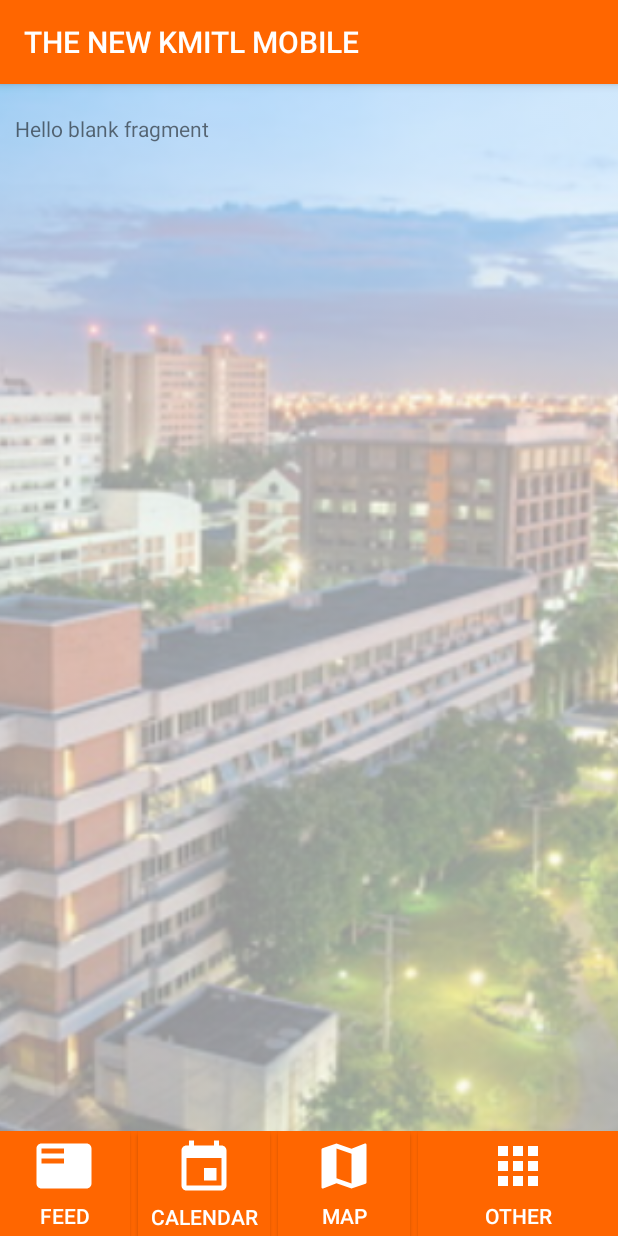
After one commit to wirunpong-j/The-New-KMITL, an Android app: the ContainerFragment screen opened directly, with no data from a screen before it, on a phone screen of 412 x 824 dp. The commit adds this screen. Run offline under Robolectric (Android 15) with nearby library versions, the phone set to English and light mode, and no system bars.

Commit message:
add feed, calendar, map, other and fragment

```diff
--- a/TheNewKMITL/app/build.gradle
+++ b/TheNewKMITL/app/build.gradle
@@ -26,5 +26,6 @@ dependencies {
     })
     compile 'com.android.support:appcompat-v7:26.+'
     compile 'com.android.support.constraint:constraint-layout:1.0.2'
+    compile 'com.android.support:support-v4:26.+'
     testCompile 'junit:junit:4.12'
 }
--- a/TheNewKMITL/app/src/main/AndroidManifest.xml
+++ b/TheNewKMITL/app/src/main/AndroidManifest.xml
@@ -16,6 +16,7 @@
                 <category android:name="android.intent.category.LAUNCHER" />
             </intent-filter>
         </activity>
+        <activity android:name=".HomeActivity"></activity>
     </application>
 
 </manifest>
--- /dev/null
+++ b/TheNewKMITL/app/src/main/java/lab/bellkung/thenewkmitl/ContainerFragment.java
@@ -0,0 +1,29 @@
+package lab.bellkung.thenewkmitl;
+
+
+import android.os.Bundle;
+import android.support.v4.app.Fragment;
+import android.view.LayoutInflater;
+import android.view.View;
+import android.view.ViewGroup;
+
+
+/**
+ * A simple {@link Fragment} subclass.
+ */
+public class ContainerFragment extends Fragment {
+
+
+    public ContainerFragment() {
+        // Required empty public constructor
+    }
+
+
+    @Override
+    public View onCreateView(LayoutInflater inflater, ViewGroup container,
+                             Bundle savedInstanceState) {
+        // Inflate the layout for this fragment
+        return inflater.inflate(R.layout.fragment_container, container, false);
+    }
+
+}
--- /dev/null
+++ b/TheNewKMITL/app/src/main/java/lab/bellkung/thenewkmitl/HomeActivity.java
@@ -0,0 +1,13 @@
+package lab.bellkung.thenewkmitl;
+
+import android.support.v7.app.AppCompatActivity;
+import android.os.Bundle;
+
+public class HomeActivity extends AppCompatActivity {
+
+    @Override
+    protected void onCreate(Bundle savedInstanceState) {
+        super.onCreate(savedInstanceState);
+        setContentView(R.layout.activity_home);
+    }
+}
--- a/TheNewKMITL/app/src/main/java/lab/bellkung/thenewkmitl/MainActivity.java
+++ b/TheNewKMITL/app/src/main/java/lab/bellkung/thenewkmitl/MainActivity.java
@@ -1,7 +1,9 @@
 package lab.bellkung.thenewkmitl;
 
+import android.content.Intent;
 import android.support.v7.app.AppCompatActivity;
 import android.os.Bundle;
+import android.view.View;
 
 public class MainActivity extends AppCompatActivity {
 
@@ -10,4 +12,10 @@ public class MainActivity extends AppCompatActivity {
         super.onCreate(savedInstanceState);
         setContentView(R.layout.activity_main);
     }
+
+    public void loginBtnPressed(View view) {
+        Intent intent = new Intent(this, HomeActivity.class);
+        startActivity(intent);
+        finish();
+    }
 }
--- /dev/null
+++ b/TheNewKMITL/app/src/main/res/drawable/ic_event_black_24dp.xml
@@ -0,0 +1,4 @@
+<vector android:height="40dp" android:viewportHeight="24.0"
+    android:viewportWidth="24.0" android:width="40dp" xmlns:android="http://schemas.android.com/apk/res/android">
+    <path android:fillColor="#FFFFFF" android:pathData="M17,12h-5v5h5v-5zM16,1v2L8,3L8,1L6,1v2L5,3c-1.11,0 -1.99,0.9 -1.99,2L3,19c0,1.1 0.89,2 2,2h14c1.1,0 2,-0.9 2,-2L21,5c0,-1.1 -0.9,-2 -2,-2h-1L18,1h-2zM19,19L5,19L5,8h14v11z"/>
+</vector>
--- /dev/null
+++ b/TheNewKMITL/app/src/main/res/drawable/ic_featured_play_list_black_24dp.xml
@@ -0,0 +1,9 @@
+<vector xmlns:android="http://schemas.android.com/apk/res/android"
+        android:width="40dp"
+        android:height="40dp"
+        android:viewportWidth="24.0"
+        android:viewportHeight="24.0">
+    <path
+        android:fillColor="#FFFFFF"
+        android:pathData="M21,3L3,3c-1.1,0 -2,0.9 -2,2v14c0,1.1 0.9,2 2,2h18c1.1,0 2,-0.9 2,-2L23,5c0,-1.1 -0.9,-2 -2,-2zM12,11L3,11L3,9h9v2zM12,7L3,7L3,5h9v2z"/>
+</vector>
--- /dev/null
+++ b/TheNewKMITL/app/src/main/res/drawable/map.xml
@@ -0,0 +1,9 @@
+<vector xmlns:android="http://schemas.android.com/apk/res/android"
+        android:width="40dp"
+        android:height="40dp"
+        android:viewportWidth="24.0"
+        android:viewportHeight="24.0">
+    <path
+        android:fillColor="#FFFFFF"
+        android:pathData="M20.5,3l-0.16,0.03L15,5.1 9,3 3.36,4.9c-0.21,0.07 -0.36,0.25 -0.36,0.48V20.5c0,0.28 0.22,0.5 0.5,0.5l0.16,-0.03L9,18.9l6,2.1 5.64,-1.9c0.21,-0.07 0.36,-0.25 0.36,-0.48V3.5c0,-0.28 -0.22,-0.5 -0.5,-0.5zM15,19l-6,-2.11V5l6,2.11V19z"/>
+</vector>
--- /dev/null
+++ b/TheNewKMITL/app/src/main/res/drawable/other.xml
@@ -0,0 +1,9 @@
+<vector xmlns:android="http://schemas.android.com/apk/res/android"
+        android:width="40dp"
+        android:height="40dp"
+        android:viewportWidth="24.0"
+        android:viewportHeight="24.0">
+    <path
+        android:fillColor="#FFFFFF"
+        android:pathData="M4,8h4L8,4L4,4v4zM10,20h4v-4h-4v4zM4,20h4v-4L4,16v4zM4,14h4v-4L4,10v4zM10,14h4v-4h-4v4zM16,4v4h4L20,4h-4zM10,8h4L14,4h-4v4zM16,14h4v-4h-4v4zM16,20h4v-4h-4v4z"/>
+</vector>
--- /dev/null
+++ b/TheNewKMITL/app/src/main/res/layout/activity_home.xml
@@ -0,0 +1,121 @@
+<?xml version="1.0" encoding="utf-8"?>
+<android.support.constraint.ConstraintLayout xmlns:android="http://schemas.android.com/apk/res/android"
+    xmlns:app="http://schemas.android.com/apk/res-auto"
+    xmlns:tools="http://schemas.android.com/tools"
+    android:layout_width="match_parent"
+    android:layout_height="match_parent"
+    tools:context="lab.bellkung.thenewkmitl.HomeActivity">
+
+    <ImageView
+        android:id="@+id/imageView2"
+        android:layout_width="0dp"
+        android:layout_height="0dp"
+        android:adjustViewBounds="true"
+        android:alpha="0.4"
+        android:cropToPadding="true"
+        android:scaleType="centerCrop"
+        app:layout_constraintBottom_toBottomOf="parent"
+        app:layout_constraintHorizontal_bias="0.0"
+        app:layout_constraintLeft_toLeftOf="parent"
+        app:layout_constraintRight_toRightOf="parent"
+        app:layout_constraintTop_toTopOf="parent"
+        app:layout_constraintVertical_bias="0.0"
+        app:srcCompat="@drawable/kmitl" />
+
+    <fragment
+        android:id="@+id/fragment"
+        android:name="lab.bellkung.thenewkmitl.ContainerFragment"
+        android:layout_width="0dp"
+        android:layout_height="0dp"
+        android:layout_marginBottom="10dp"
+        android:layout_marginEnd="10dp"
+        android:layout_marginLeft="10dp"
+        android:layout_marginRight="10dp"
+        android:layout_marginStart="10dp"
+        android:layout_marginTop="20dp"
+        app:layout_constraintBottom_toTopOf="@+id/constraintLayout"
+        app:layout_constraintHorizontal_bias="0.0"
+        app:layout_constraintLeft_toLeftOf="parent"
+        app:layout_constraintRight_toRightOf="parent"
+        app:layout_constraintTop_toTopOf="@+id/imageView2"
+        tools:layout="@layout/fragment_container" />
+
+    <android.support.constraint.ConstraintLayout
+        android:layout_width="0dp"
+        android:layout_height="70dp"
+        android:background="#ff6600"
+        app:layout_constraintBottom_toBottomOf="parent"
+        app:layout_constraintHorizontal_bias="0.0"
+        app:layout_constraintLeft_toLeftOf="parent"
+        app:layout_constraintRight_toRightOf="parent"
+        android:id="@+id/constraintLayout">
+
+        <Button
+            android:id="@+id/button9"
+            android:layout_width="0dp"
+            android:layout_height="70dp"
+            android:layout_marginLeft="5dp"
+            android:layout_marginRight="0dp"
+            android:background="#ff6600"
+            android:text="other"
+            android:textColor="#FFFFFF"
+            android:textSize="14sp"
+            android:paddingTop="5px"
+            android:drawableTop="@drawable/other"
+            app:layout_constraintBottom_toBottomOf="parent"
+            app:layout_constraintHorizontal_bias="0.0"
+            app:layout_constraintLeft_toRightOf="@+id/button8"
+            app:layout_constraintRight_toRightOf="parent"
+            app:layout_constraintTop_toTopOf="parent"
+            app:layout_constraintVertical_bias="0.0" />
+
+        <Button
+            android:id="@+id/button8"
+            android:layout_width="wrap_content"
+            android:layout_height="70dp"
+            android:layout_marginLeft="5dp"
+            android:background="#ff6600"
+            android:text="map"
+            android:textColor="#FFFFFF"
+            android:textSize="14sp"
+            android:paddingTop="5px"
+            android:drawableTop="@drawable/map"
+            app:layout_constraintBottom_toBottomOf="parent"
+            app:layout_constraintLeft_toRightOf="@+id/button7"
+            app:layout_constraintTop_toTopOf="parent"
+            app:layout_constraintVertical_bias="0.0" />
+
+        <Button
+            android:id="@+id/button7"
+            android:layout_width="wrap_content"
+            android:layout_height="70dp"
+            android:layout_marginLeft="5dp"
+            android:background="#ff6600"
+            android:text="Calendar"
+            android:textColor="#FFFFFF"
+            android:textSize="14sp"
+            android:paddingTop="7px"
+            android:drawableTop="@drawable/ic_event_black_24dp"
+            app:layout_constraintBottom_toBottomOf="parent"
+            app:layout_constraintLeft_toRightOf="@+id/button6"
+            app:layout_constraintTop_toTopOf="parent"
+            app:layout_constraintVertical_bias="0.0" />
+
+        <Button
+            android:id="@+id/button6"
+            android:layout_width="wrap_content"
+            android:layout_height="0dp"
+            android:layout_marginLeft="-1dp"
+            android:background="#ff6600"
+            android:text="Feed"
+            android:textColor="#FFFFFF"
+            android:textSize="14sp"
+            android:paddingTop="5px"
+            android:drawableTop="@drawable/ic_featured_play_list_black_24dp"
+            app:layout_constraintBottom_toBottomOf="parent"
+            app:layout_constraintLeft_toLeftOf="parent"
+            app:layout_constraintTop_toTopOf="parent"
+            app:layout_constraintVertical_bias="0.0" />
+    </android.support.constraint.ConstraintLayout>
+
+</android.support.constraint.ConstraintLayout>
--- a/TheNewKMITL/app/src/main/res/layout/activity_main.xml
+++ b/TheNewKMITL/app/src/main/res/layout/activity_main.xml
@@ -136,6 +136,7 @@
             android:text="Login"
             android:textColor="#FFFFFF"
             android:textSize="20sp"
+            android:onClick="loginBtnPressed"
             app:layout_constraintLeft_toLeftOf="parent"
             app:layout_constraintRight_toRightOf="parent"
             app:layout_constraintTop_toBottomOf="@+id/editText3" />
--- /dev/null
+++ b/TheNewKMITL/app/src/main/res/layout/fragment_container.xml
@@ -0,0 +1,14 @@
+<FrameLayout xmlns:android="http://schemas.android.com/apk/res/android"
+    xmlns:tools="http://schemas.android.com/tools"
+    android:layout_width="match_parent"
+    android:layout_height="match_parent"
+    tools:context="lab.bellkung.thenewkmitl.ContainerFragment">
+
+    <!-- TODO: Update blank fragment layout -->
+    <TextView
+        android:id="@+id/textView"
+        android:layout_width="match_parent"
+        android:layout_height="match_parent"
+        android:text="@string/hello_blank_fragment" />
+
+</FrameLayout>
--- a/TheNewKMITL/app/src/main/res/values/strings.xml
+++ b/TheNewKMITL/app/src/main/res/values/strings.xml
@@ -1,3 +1,6 @@
 <resources>
     <string name="app_name">THE NEW KMITL MOBILE</string>
+
+    <!-- TODO: Remove or change this placeholder text -->
+    <string name="hello_blank_fragment">Hello blank fragment</string>
 </resources>
```
